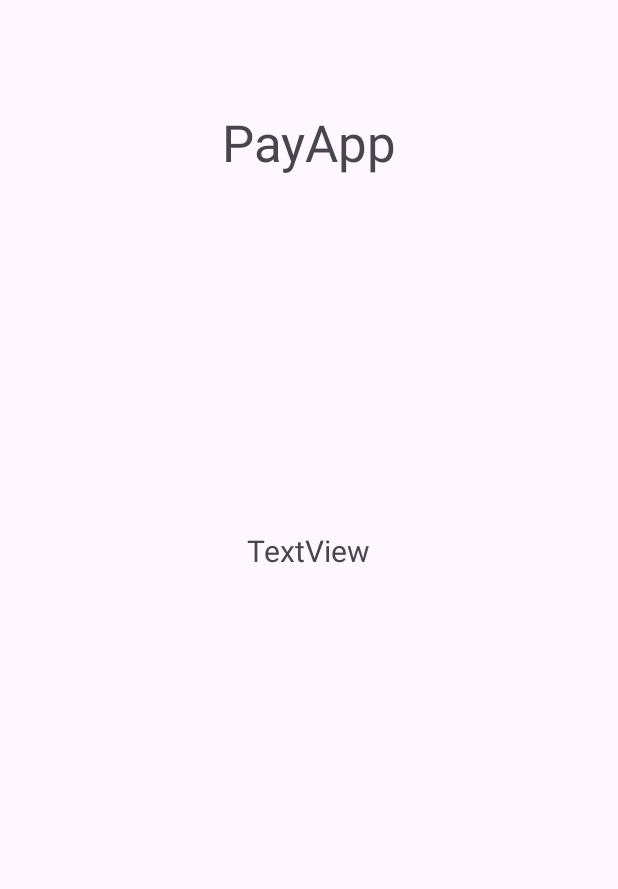
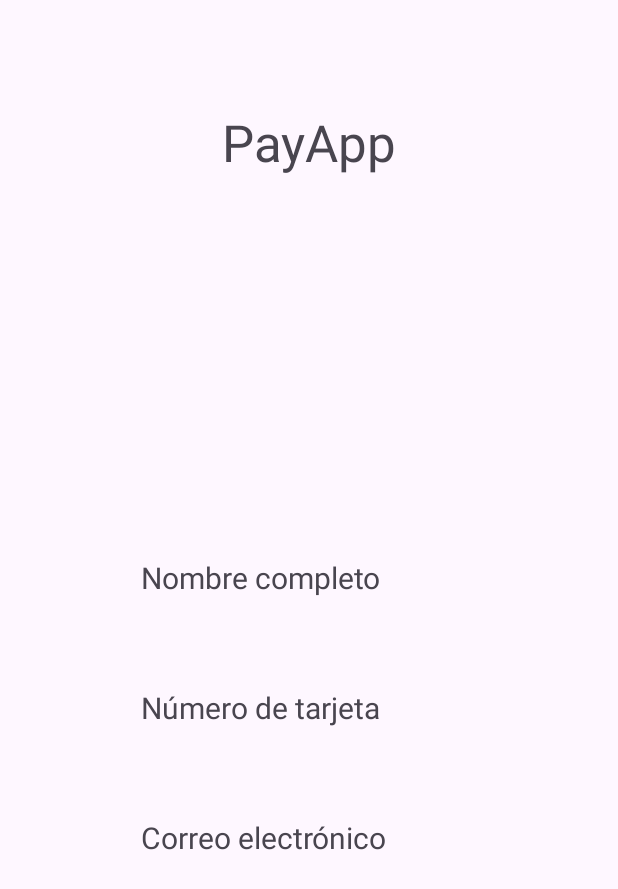
Before and after one commit to LirioMendoza/PayApp, an Android app: the Resultado screen opened directly, with no data from a screen before it, on a phone screen of 412 x 824 dp. Shown: the top 889 px of the screen. Run offline under Robolectric (Android 15) with nearby library versions, the light colour scheme and no system bars.

Commit message:
Traducción y segunda pantalla completa

```diff
--- a/app/src/main/java/com/lirioams/payapp/Resultado.kt
+++ b/app/src/main/java/com/lirioams/payapp/Resultado.kt
@@ -2,10 +2,8 @@ package com.lirioams.payapp
 
 import androidx.appcompat.app.AppCompatActivity
 import android.os.Bundle
-import android.widget.TextView
 import android.widget.Toast
 import androidx.activity.enableEdgeToEdge
-import com.lirioams.payapp.databinding.ActivityMainBinding
 import com.lirioams.payapp.databinding.ActivityResultadoBinding
 import kotlin.random.Random
 
@@ -29,7 +27,9 @@ class Resultado : AppCompatActivity() {
             val monto = params.getString("monto")
 
             binding.tvMontoT.text = getString(R.string.montoValor, monto)
-            binding.tvFecha.text = getString(R.string.fecha)
+            binding.tvTarjetaT.text = getString(R.string.formatoTarjeta, cardNumber?.takeLast(4))
+            binding.tvNombreT.text = name
+            binding.tvEmailT.text = email
 
             if(exito()){
                 binding.tvResultado.text = getText(R.string.exito)
--- a/app/src/main/res/layout/activity_resultado.xml
+++ b/app/src/main/res/layout/activity_resultado.xml
@@ -47,17 +47,77 @@
         tools:text="$2,280.00" />
 
     <TextView
-        android:id="@+id/tvFecha"
-        android:layout_width="260dp"
-        android:layout_height="31dp"
-        android:layout_marginTop="48dp"
-        android:gravity="center"
-        android:text="TextView"
+        android:id="@+id/tvNombre"
+        android:layout_width="wrap_content"
+        android:layout_height="wrap_content"
+        android:layout_marginTop="68dp"
+        android:text="@string/hNombre"
         android:textSize="20sp"
         app:layout_constraintEnd_toEndOf="parent"
-        app:layout_constraintHorizontal_bias="0.496"
+        app:layout_constraintHorizontal_bias="0.374"
         app:layout_constraintStart_toStartOf="parent"
-        app:layout_constraintTop_toBottomOf="@+id/tvMontoT"
-        tools:text="08 marzo 2024, 19:00:34 h" />
+        app:layout_constraintTop_toBottomOf="@+id/tvMontoT" />
+
+    <TextView
+        android:id="@+id/tvNombreT"
+        android:layout_width="wrap_content"
+        android:layout_height="wrap_content"
+        android:layout_marginTop="12dp"
+        android:text=""
+        android:textSize="20sp"
+        app:layout_constraintEnd_toEndOf="parent"
+        app:layout_constraintHorizontal_bias="0.0"
+        app:layout_constraintStart_toStartOf="@+id/tvNombre"
+        app:layout_constraintTop_toBottomOf="@+id/tvNombre" />
+
+    <TextView
+        android:id="@+id/tvTarjeta"
+        android:layout_width="wrap_content"
+        android:layout_height="wrap_content"
+        android:layout_marginTop="20dp"
+        android:text="@string/nTarjeta"
+        android:textSize="20sp"
+        app:layout_constraintEnd_toEndOf="@+id/tvNombre"
+        app:layout_constraintHorizontal_bias="0.0"
+        app:layout_constraintStart_toStartOf="@+id/tvNombreT"
+        app:layout_constraintTop_toBottomOf="@+id/tvNombreT" />
+
+    <TextView
+        android:id="@+id/tvTarjetaT"
+        android:layout_width="wrap_content"
+        android:layout_height="wrap_content"
+        android:layout_marginTop="12dp"
+        android:text=""
+        android:textSize="20sp"
+        app:layout_constraintEnd_toEndOf="@+id/tvNombreT"
+        app:layout_constraintHorizontal_bias="0.0"
+        app:layout_constraintStart_toStartOf="@+id/tvTarjeta"
+        app:layout_constraintTop_toBottomOf="@+id/tvTarjeta" />
+
+    <TextView
+        android:id="@+id/tvEmail"
+        android:layout_width="wrap_content"
+        android:layout_height="wrap_content"
+        android:layout_marginTop="20dp"
+        android:text="@string/correo"
+        android:textSize="20sp"
+        app:layout_constraintEnd_toEndOf="@+id/tvTarjeta"
+        app:layout_constraintHorizontal_bias="0.0"
+        app:layout_constraintStart_toStartOf="@+id/tvTarjetaT"
+        app:layout_constraintTop_toBottomOf="@+id/tvTarjetaT" />
+
+    <TextView
+        android:id="@+id/tvEmailT"
+        android:layout_width="wrap_content"
+        android:layout_height="wrap_content"
+        android:layout_marginTop="12dp"
+        android:text=""
+        android:textSize="20sp"
+        app:layout_constraintBottom_toBottomOf="parent"
+        app:layout_constraintEnd_toEndOf="@+id/tvTarjetaT"
+        app:layout_constraintHorizontal_bias="0.0"
+        app:layout_constraintStart_toStartOf="@+id/tvEmail"
+        app:layout_constraintTop_toBottomOf="@+id/tvEmail"
+        app:layout_constraintVertical_bias="0.096" />
 
 </androidx.constraintlayout.widget.ConstraintLayout>
--- a/app/src/main/res/values/strings.xml
+++ b/app/src/main/res/values/strings.xml
@@ -33,10 +33,10 @@
     <string name="l_anio_error">Año inválido.</string>
     <string name="fExpiValida">Por favor ingresa una fecha válida.</string>
     <string name="fecha_error">Fecha expirada.</string>
-    <string name="montoValor">$%s</string>
+    <string name="montoValor" translatable="false">$%s</string>
     <string name="exito">El pago fue exitoso.</string>
     <string name="noExito">El pago fue rechazado</string>
     <string name="formato_correo">Por favor ingresa un correo válido.</string>
     <string name="formato_correo_error">Correo inválido.</string>
-    <string name="fecha">\"\"</string>
+    <string name="formatoTarjeta" translatable="false">**** **** **** %s</string>
 </resources>
```
Also changed, not shown: app/src/main/res/layout/activity_main.xml (+23 -17 lines), 1 other file.
